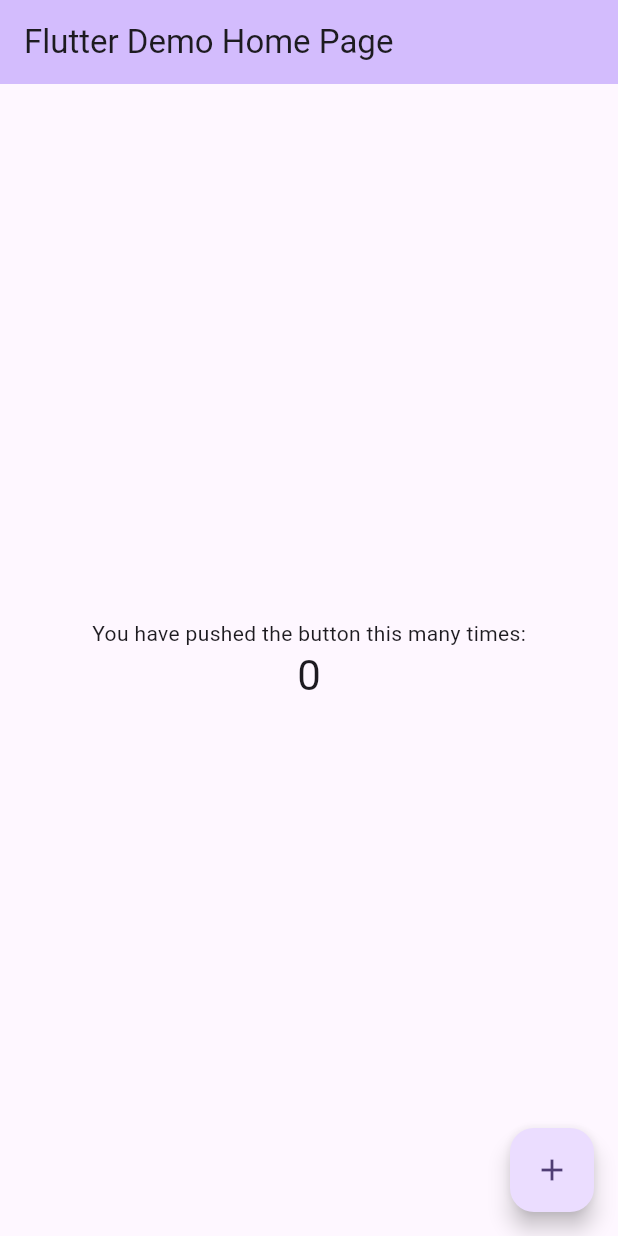
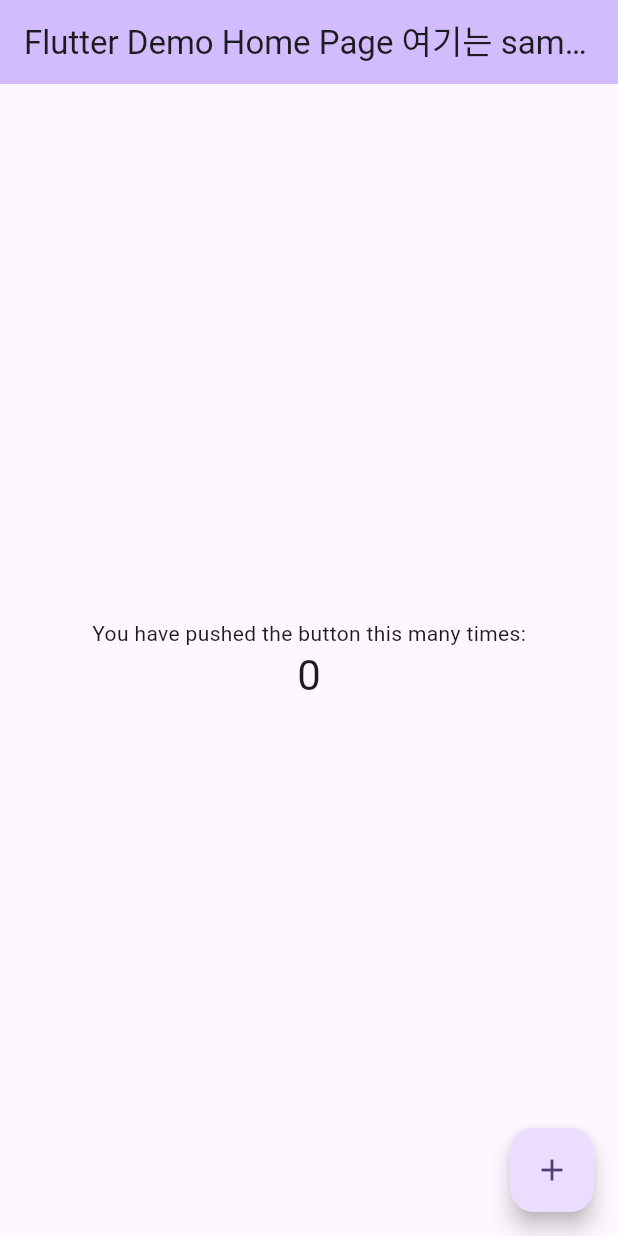
Before and after one commit to hkw2304/my_Test_Repo, a Flutter app: the screen it shows after launch, on a phone screen of 412 x 824 dp. Run offline on Flutter 3.47's test engine with Material 3 defaults, Android fonts, the phone set to English and light mode, and no system bars.

Commit message:
sample2 test

```diff
--- a/lib/main.dart
+++ b/lib/main.dart
@@ -31,7 +31,7 @@ class MyApp extends StatelessWidget {
         colorScheme: ColorScheme.fromSeed(seedColor: Colors.deepPurple),
         useMaterial3: true,
       ),
-      home: const MyHomePage(title: 'Flutter Demo Home Page'),
+      home: const MyHomePage(title: 'Flutter Demo Home Page 여기는 sample2!!!!'),
     );
   }
 }
```
